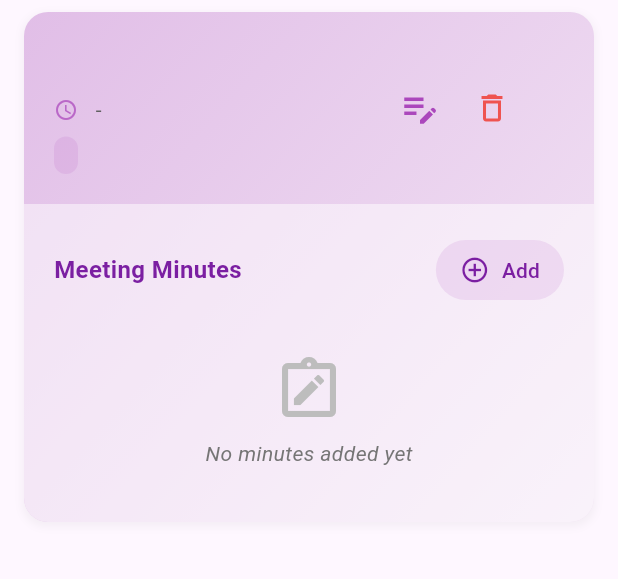
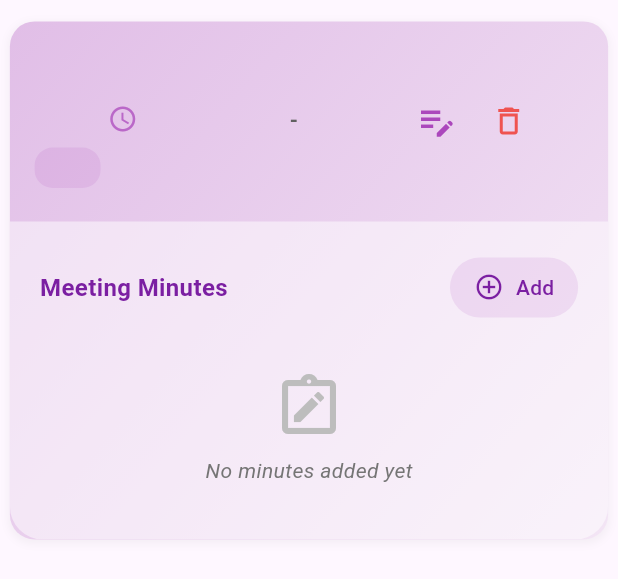
Before and after one commit to bayan-k/MeetEazy, a Flutter app: the MeetingCard widget shown alone on an empty page, opened directly with empty values, after a tap on an icon or button, on a phone screen of 412 x 824 dp. Shown: the top 579 px of the screen. Run offline on Flutter 3.47's test engine with Material 3 defaults, Android fonts, the phone set to English and light mode, and no system bars; our stand-ins replace flutter_local_notifications, get, hive, hive_flutter, table_calendar, timezone; missing offline and left inert: android_alarm_manager_plus; accounts and stored records are empty.

Commit message:
responsive done....

```diff
--- a/lib/app/core/initial_binding.dart
+++ b/lib/app/core/initial_binding.dart
@@ -33,6 +33,9 @@ class InitialBinding extends Bindings {
       timePickerController.selectedDate.value = DateTime.now();
       timePickerController.formattedDate.value =
           DateFormat('MMM d, y').format(DateTime.now());
+
+
+
     } catch (e) {
       print('Error in InitialBinding: $e');
       rethrow;
--- /dev/null
+++ b/lib/controllers/font_controller.dart
@@ -0,0 +1,6 @@
+import 'package:get/get.dart';
+
+class FontController extends GetxController {
+  double baseScale = 1.0;
+  double get fontScale => baseScale * Get.textScaleFactor;
+}
--- a/lib/services/notification_service.dart
+++ b/lib/services/notification_service.dart
@@ -1,3 +1,4 @@
+import 'package:android_alarm_manager_plus/android_alarm_manager_plus.dart';
 import 'package:flutter_local_notifications/flutter_local_notifications.dart';
 import 'package:meetingreminder/shared_widgets/custom_snackbar.dart';
 
@@ -30,6 +31,8 @@ class NotificationService extends GetxService {
       print('Local Timezone: $kolkata'); // Debugging
       // Set local timezone
       tz.setLocalLocation(kolkata);
+      // Initialize Android Alarm Manager
+      await AndroidAlarmManager.initialize();
 
       // Request permission to schedule exact alarms (Android 12+)
       await requestExactAlarmsPermission();
--- a/lib/shared_widgets/meeting_tile_home_page.dart
+++ b/lib/shared_widgets/meeting_tile_home_page.dart
@@ -1,5 +1,6 @@
 import 'package:flutter/material.dart';
 import 'package:meetingreminder/models/container.dart';
+import 'package:meetingreminder/utils/responsive_helper.dart';
 
 class MeetingCard extends StatelessWidget {
   final ContainerData meeting;
@@ -18,7 +19,7 @@ class MeetingCard extends StatelessWidget {
   @override
   Widget build(BuildContext context) {
     return Container(
-      margin: const EdgeInsets.symmetric(vertical: 8, horizontal: 16),
+      margin:  EdgeInsets.symmetric(vertical: ResponsiveHelper.spacing(13), horizontal:ResponsiveHelper.spacing(6)),
       decoration: BoxDecoration(
         gradient: LinearGradient(
           colors: [
@@ -28,7 +29,7 @@ class MeetingCard extends StatelessWidget {
           begin: Alignment.topLeft,
           end: Alignment.bottomRight,
         ),
-        borderRadius: BorderRadius.circular(16),
+        borderRadius: BorderRadius.circular(ResponsiveHelper.radius(15)),
         boxShadow: [
           BoxShadow(
             color: Colors.grey.withOpacity(0.1),
@@ -46,9 +47,9 @@ class MeetingCard extends StatelessWidget {
           ),
         ),
         child: ExpansionTile(
-          tilePadding: const EdgeInsets.symmetric(horizontal: 20, vertical: 12),
+          tilePadding:  EdgeInsets.symmetric(horizontal: ResponsiveHelper.spacing(15), vertical: ResponsiveHelper.spacing(13)),
           shape: RoundedRectangleBorder(
-            borderRadius: BorderRadius.circular(16),
+            borderRadius: BorderRadius.circular(ResponsiveHelper.radius(20)),
           ),
           title: _buildTitle(meeting),
           subtitle: _buildSubtitle(meeting),
@@ -62,9 +63,9 @@ class MeetingCard extends StatelessWidget {
   Widget _buildTitle(ContainerData meeting) {
     return Text(
       meeting.value1,
-      style: const TextStyle(
+      style:  TextStyle(
         fontWeight: FontWeight.bold,
-        fontSize: 18,
+        fontSize: ResponsiveHelper.fontSize(15),
         color: Color(0xFF2E3147),
       ),
     );
@@ -74,20 +75,23 @@ class MeetingCard extends StatelessWidget {
     return Column(
       crossAxisAlignment: CrossAxisAlignment.start,
       children: [
-        const SizedBox(height: 8),
+        //const SizedBox(height: 8),
+         SizedBox(height: ResponsiveHelper.spacing(10)),
+
         Row(
+          mainAxisAlignment: MainAxisAlignment.spaceEvenly,
           children: [
-            Icon(Icons.access_time, color: Colors.purple[300], size: 16),
-            const SizedBox(width: 8),
+            Icon(Icons.access_time, color: Colors.purple[300], size: 20),
+             SizedBox(height: ResponsiveHelper.spacing(10)),
             Text(
               '${meeting.value2} - ${meeting.value3}',
-              style: TextStyle(color: Colors.grey[700]),
+              style: TextStyle(color: Colors.grey[700],fontWeight: FontWeight.bold),
             ),
           ],
         ),
-        const SizedBox(height: 8),
+       SizedBox(height: ResponsiveHelper.spacing(8)),
         Container(
-          padding: const EdgeInsets.symmetric(horizontal: 8, vertical: 4),
+          padding:  EdgeInsets.symmetric(horizontal: ResponsiveHelper.spacing(20), vertical:ResponsiveHelper.spacing(5)),
           decoration: BoxDecoration(
             color: Colors.purple.withOpacity(0.1),
             borderRadius: BorderRadius.circular(12),
@@ -95,7 +99,7 @@ class MeetingCard extends StatelessWidget {
           child: Text(
             meeting.formattedDate,
             style: TextStyle(
-              fontSize: 12,
+              fontSize: ResponsiveHelper.fontSize(11),
               color: Colors.purple[700],
               fontWeight: FontWeight.w500,
             ),
@@ -107,13 +111,13 @@ class MeetingCard extends StatelessWidget {
 
   Widget _buildTrailing(BuildContext context) {
     return SizedBox(
-      width: 120,
+      width: ResponsiveHelper.heightScale*120,
       child: Row(
         mainAxisSize: MainAxisSize.min,
         children: [
           if (meeting.minutes.isNotEmpty)
             Container(
-              padding: const EdgeInsets.symmetric(horizontal: 8, vertical: 4),
+              padding:  EdgeInsets.symmetric(horizontal:ResponsiveHelper.spacing(7), vertical:ResponsiveHelper.spacing(3)),
               decoration: BoxDecoration(
                 color: Colors.purple[100],
                 borderRadius: BorderRadius.circular(12),
--- a/lib/utils/dialog_utils.dart
+++ b/lib/utils/dialog_utils.dart
@@ -67,7 +67,8 @@ class DialogUtils {
           ),
           actions: [
             TextButton(
-              onPressed: () => Navigator.of(context).pop(false),
+              onPressed: () => Get.back(result: false),
+              //  Navigator.of(context).pop(false),
               child: Text(
                 'Cancel',
                 style: TextStyle(
@@ -77,7 +78,8 @@ class DialogUtils {
               ),
             ),
             ElevatedButton(
-              onPressed: () => Navigator.of(context).pop(true),
+              onPressed: () => Get.back(result: true),
+              //  Navigator.of(context).pop(true),
               style: ElevatedButton.styleFrom(
                 backgroundColor: Colors.red[400],
                 foregroundColor: Colors.white,
--- /dev/null
+++ b/lib/utils/responsive_helper.dart
@@ -0,0 +1,29 @@
+import 'package:get/get.dart';
+
+class ResponsiveHelper {
+  static const double baseWidth = 375.0;
+  static const double baseHeight = 812.0;
+
+  //scale factors
+
+  static double get widthScale => Get.width / baseWidth;
+  static double get heightScale => Get.height / baseHeight;
+
+  // Font size scaling
+
+  static double fontSize(double size) => size * Get.textScaleFactor;
+
+  // Spacing scaling (for padding/margin)
+
+  static double spacing(double value) => value * widthScale;
+
+  // Widget size scaling
+
+  static double size(double value) => value * widthScale;
+
+  // Example: Responsive radius
+
+  static double radius(double value) => value * widthScale;
+
+
+}
```
Also changed, not shown: lib/app/modules/homepage/views/homepage_view.dart (+39 -25 lines), 1 other file.
